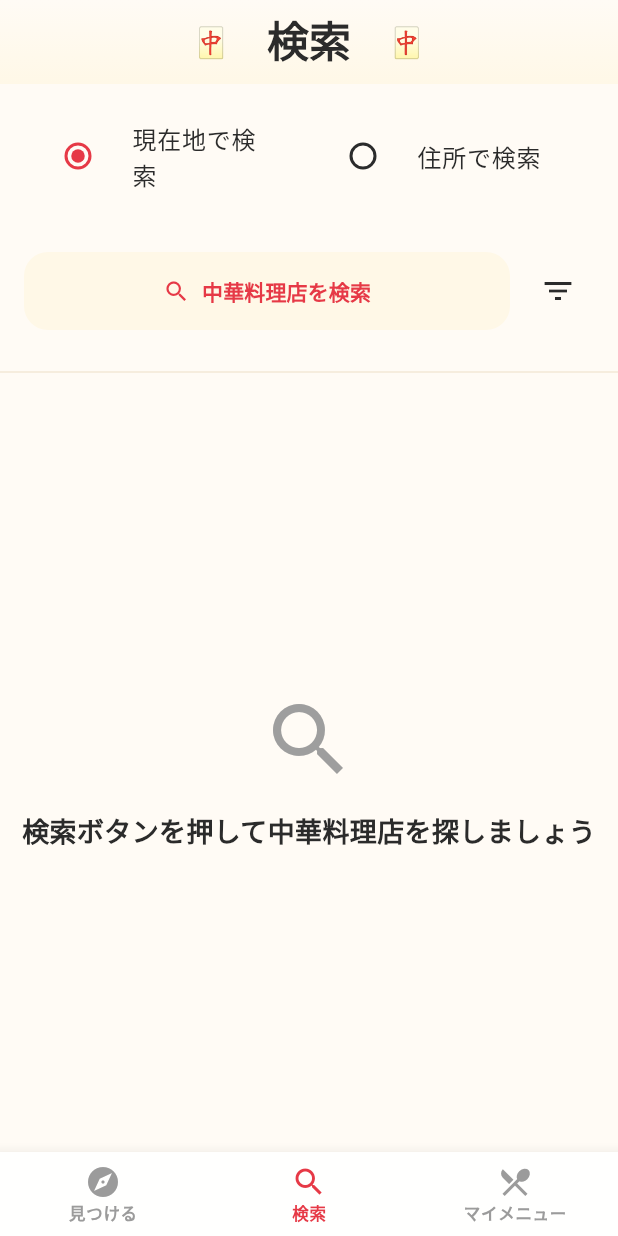
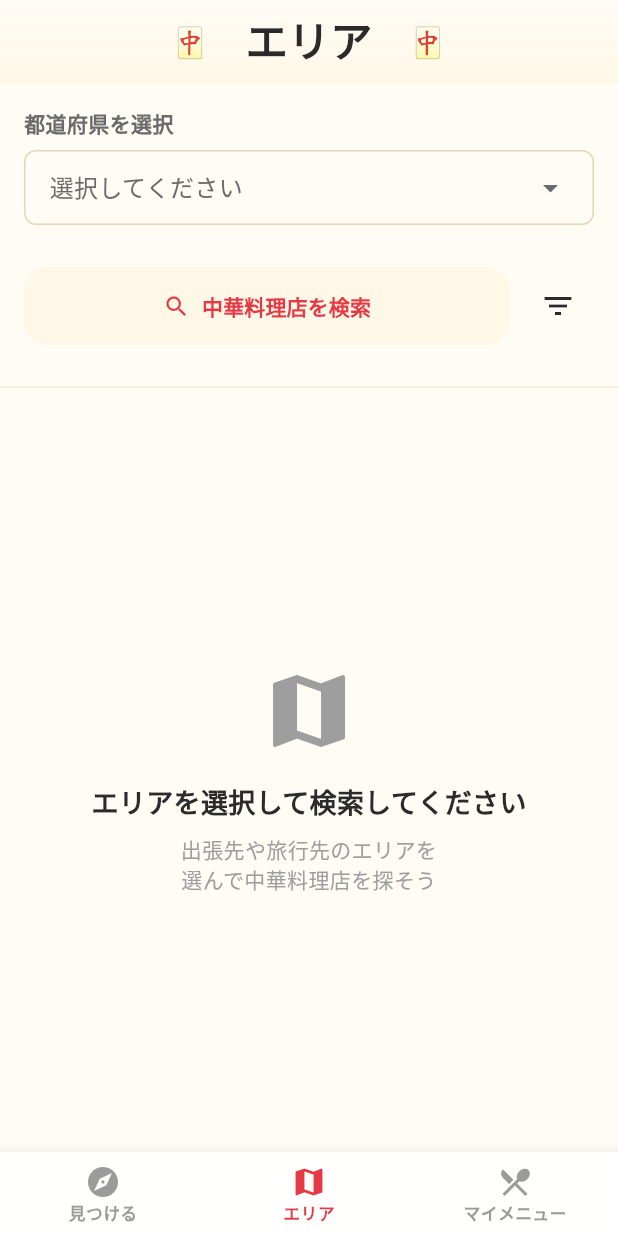
Before and after one commit to t0m0m0/chinese_food_app, a Flutter app: the screen it shows after launch, item 2 of the bottom bar chosen, on a phone screen of 412 x 824 dp. Run offline on Flutter 3.47's test engine with Material 3 defaults, Android fonts, the phone set to English and light mode, and no system bars; our stand-ins replace cached_network_image, drift, flutter_card_swiper, flutter_dotenv, flutter_secure_storage, geocoding and 7 more; missing offline and left inert: app_settings; accounts and stored records are empty; generated files the repository leaves out were written again; network calls fail; Roboto replaces fonts that are missing (Zen Maru Gothic).

Commit message:
feat: 検索タブをエリア探索機能に改善 (#217)
- 検索タブをエリア探索機能に改修
- 都道府県→市区町村の階層選択UIを追加
- 現在地検索・住所入力を削除（見つけるタブと重複のため）
- タブ名を「検索」から「エリア」に変更
- アイコンをmap iconに変更
- 関連テストを更新

🤖 Generated with [Claude Code](https://claude.com/claude-code)

Co-Authored-By: Claude <noreply@anthropic.com>

```diff
--- a/lib/presentation/pages/search/search_page.dart
+++ b/lib/presentation/pages/search/search_page.dart
@@ -1,21 +1,24 @@
 import 'package:flutter/material.dart';
 import 'package:provider/provider.dart';
-import 'package:app_settings/app_settings.dart';
 import '../../../core/constants/string_constants.dart';
 import '../../../core/config/ui_config.dart';
 import '../../../core/theme/app_theme.dart';
 import '../../../core/theme/decorative_elements.dart';
 import '../../../core/utils/error_message_helper.dart';
 import '../../../core/utils/duplicate_store_checker.dart';
+import '../../../core/constants/area_data.dart';
 import '../../../domain/entities/store.dart';
-import '../../../domain/services/location_service.dart';
+import '../../../domain/entities/area.dart';
 import '../../providers/store_provider.dart';
-import '../../providers/search_provider.dart';
+import '../../providers/area_search_provider.dart';
 import '../../widgets/cached_store_image.dart';
 import '../../widgets/api_attribution_widget.dart';
 import '../../widgets/search_filter_widget.dart';
 import '../store_detail/store_detail_page.dart';
 
+/// エリア探索ページ
+///
+/// 都道府県・市区町村の階層選択によるエリア指定検索を提供
 class SearchPage extends StatefulWidget {
   const SearchPage({super.key});
 
@@ -24,103 +27,36 @@ class SearchPage extends StatefulWidget {
 }
 
 class _SearchPageState extends State<SearchPage> {
-  final _searchController = TextEditingController();
-  late SearchProvider _searchProvider;
+  late AreaSearchProvider _areaSearchProvider;
   bool _showFilters = false;
 
   @override
   void initState() {
     super.initState();
-    // SearchProviderを初期化
     final storeProvider = Provider.of<StoreProvider>(context, listen: false);
-    final locationService =
-        Provider.of<LocationService>(context, listen: false);
-    _searchProvider = SearchProvider(
-      storeProvider: storeProvider,
-      locationService: locationService,
-    );
+    _areaSearchProvider = AreaSearchProvider(storeProvider: storeProvider);
   }
 
   @override
   void dispose() {
-    _searchController.dispose();
-    _searchProvider.dispose();
+    _areaSearchProvider.dispose();
     super.dispose();
   }
 
   Future<void> _performSearch() async {
-    if (!_searchProvider.useCurrentLocation &&
-        _searchController.text.trim().isEmpty) {
+    if (!_areaSearchProvider.canSearch) {
       ScaffoldMessenger.of(context).showSnackBar(
-        const SnackBar(content: Text('住所を入力してください')),
+        const SnackBar(content: Text('都道府県を選択してください')),
       );
       return;
     }
-
-    if (_searchProvider.useCurrentLocation) {
-      await _searchProvider.performSearchWithCurrentLocation();
-    } else {
-      await _searchProvider.performSearch(
-          address: _searchController.text.trim());
-    }
-  }
-
-  /// 位置情報エラーダイアログを表示
-  Future<void> _showLocationErrorDialog(String errorMessage) async {
-    return showDialog<void>(
-      context: context,
-      builder: (BuildContext context) {
-        return AlertDialog(
-          title: const Text('位置情報の取得に失敗しました'),
-          content: Column(
-            mainAxisSize: MainAxisSize.min,
-            crossAxisAlignment: CrossAxisAlignment.start,
-            children: [
-              const Text('位置情報の権限を確認してください'),
-              const SizedBox(height: 8),
-              Text('エラー: $errorMessage'),
-            ],
-          ),
-          actions: <Widget>[
-            TextButton(
-              child: const Text('住所で検索する'),
-              onPressed: () {
-                Navigator.of(context).pop();
-                _searchProvider.setUseCurrentLocation(false);
-              },
-            ),
-            TextButton(
-              child: const Text('設定を開く'),
-              onPressed: () async {
-                Navigator.of(context).pop();
-
-                final scaffoldMessenger = ScaffoldMessenger.of(context);
-                try {
-                  await AppSettings.openAppSettings(
-                    type: AppSettingsType.location,
-                  );
-                } catch (e) {
-                  if (mounted) {
-                    scaffoldMessenger.showSnackBar(
-                      const SnackBar(
-                        content: Text('設定画面を開けませんでした。手動で設定をご確認ください。'),
-                        backgroundColor: Colors.orange,
-                      ),
-                    );
-                  }
-                }
-              },
-            ),
-          ],
-        );
-      },
-    );
+    await _areaSearchProvider.performSearch();
   }
 
   @override
   Widget build(BuildContext context) {
-    return ChangeNotifierProvider<SearchProvider>.value(
-      value: _searchProvider,
+    return ChangeNotifierProvider<AreaSearchProvider>.value(
+      value: _areaSearchProvider,
       child: Scaffold(
         extendBodyBehindAppBar: false,
         backgroundColor: AppTheme.backgroundLight,
@@ -132,7 +68,7 @@ class _SearchPageState extends State<SearchPage> {
                   size: 50, color: AppTheme.primaryRed),
               const SizedBox(width: 12),
               Text(
-                '検索',
+                'エリア',
                 style: AppTheme.headlineMedium.copyWith(
                   color: AppTheme.textPrimary,
                 ),
@@ -152,7 +88,7 @@ class _SearchPageState extends State<SearchPage> {
         ),
         body: Column(
           children: [
-            _buildSearchForm(),
+            _buildAreaSelector(),
             if (_showFilters) _buildSearchFilter(),
             Divider(color: AppTheme.accentBeige.withValues(alpha: 0.5)),
             Expanded(child: _buildSearchResults()),
@@ -162,34 +98,13 @@ class _SearchPageState extends State<SearchPage> {
     );
   }
 
-  Widget _buildSearchFilter() {
-    return Selector<SearchProvider, ({int searchRange, int resultCount})>(
+  Widget _buildAreaSelector() {
+    return Selector<AreaSearchProvider,
+        ({Prefecture? prefecture, City? city, bool isLoading})>(
       selector: (context, provider) => (
-        searchRange: provider.searchRange,
-        resultCount: provider.resultCount,
-      ),
-      builder: (context, state, child) {
-        return SearchFilterWidget(
-          searchRange: state.searchRange,
-          resultCount: state.resultCount,
-          onRangeChanged: (range) {
-            _searchProvider.setSearchRange(range);
-          },
-          onCountChanged: (count) {
-            _searchProvider.setResultCount(count);
-          },
-        );
-      },
-    );
-  }
-
-  Widget _buildSearchForm() {
-    return Selector<SearchProvider,
-        ({bool useCurrentLocation, bool isLoading, bool isGettingLocation})>(
-      selector: (context, provider) => (
-        useCurrentLocation: provider.useCurrentLocation,
+        prefecture: provider.selectedPrefecture,
+        city: provider.selectedCity,
         isLoading: provider.isLoading,
-        isGettingLocation: provider.isGettingLocation,
       ),
       builder: (context, state, child) {
         return Padding(
@@ -197,58 +112,36 @@ class _SearchPageState extends State<SearchPage> {
           child: Column(
             crossAxisAlignment: CrossAxisAlignment.start,
             children: [
-              Row(
-                children: [
-                  Expanded(
-                    child: RadioListTile<bool>(
-                      title: const Text('現在地で検索'),
-                      value: true,
-                      groupValue: state.useCurrentLocation,
-                      onChanged: (value) {
-                        _searchProvider.setUseCurrentLocation(true);
-                      },
-                    ),
-                  ),
-                  Expanded(
-                    child: RadioListTile<bool>(
-                      title: const Text('住所で検索'),
-                      value: false,
-                      groupValue: state.useCurrentLocation,
-                      onChanged: (value) {
-                        _searchProvider.setUseCurrentLocation(false);
-                      },
-                    ),
-                  ),
-                ],
-              ),
+              // 都道府県選択
+              _buildPrefectureSelector(state.prefecture),
+              const SizedBox(height: 12),
+
+              // 市区町村選択（都道府県選択後のみ表示）
+              if (state.prefecture != null) ...[
+                _buildCitySelector(state.prefecture!, state.city),
+                const SizedBox(height: 12),
+              ],
+
+              // 選択中のエリア表示
+              if (state.prefecture != null) _buildSelectedAreaChip(state),
+
               const SizedBox(height: 16),
-              if (!state.useCurrentLocation)
-                TextField(
-                  controller: _searchController,
-                  decoration: const InputDecoration(
-                    labelText: '住所を入力',
-                    hintText: '例: 東京都新宿区',
-                    border: OutlineInputBorder(),
-                    prefixIcon: Icon(Icons.location_on),
-                  ),
-                ),
-              const SizedBox(height: 16),
+
+              // 検索ボタンとフィルター
               Row(
                 children: [
                   Expanded(
                     child: ElevatedButton.icon(
-                      onPressed: (state.isLoading || state.isGettingLocation)
-                          ? null
-                          : _performSearch,
-                      icon: (state.isLoading || state.isGettingLocation)
+                      onPressed: state.isLoading ? null : _performSearch,
+                      icon: state.isLoading
                           ? const SizedBox(
                               width: 20,
                               height: 20,
                               child: CircularProgressIndicator(strokeWidth: 2),
                             )
                           : const Icon(Icons.search),
-                      label: Text((state.isGettingLocation || state.isLoading)
-                          ? (state.isGettingLocation ? '現在地取得中...' : '検索中...')
+                      label: Text(state.isLoading
+                          ? '検索中...'
                           : StringConstants.searchButtonLabel),
                     ),
                   ),
@@ -275,37 +168,265 @@ class _SearchPageState extends State<SearchPage> {
     );
   }
 
+  Widget _buildPrefectureSelector(Prefecture? selectedPrefecture) {
+    return Column(
+      crossAxisAlignment: CrossAxisAlignment.start,
+      children: [
+        const Text(
+          '都道府県を選択',
+          style: TextStyle(
+            fontSize: 14,
+            fontWeight: FontWeight.bold,
+            color: AppTheme.textSecondary,
+          ),
+        ),
+        const SizedBox(height: 8),
+        InkWell(
+          onTap: () => _showPrefectureDialog(),
+          child: Container(
+            padding: const EdgeInsets.symmetric(horizontal: 16, vertical: 12),
+            decoration: BoxDecoration(
+              border: Border.all(color: AppTheme.accentBeige),
+              borderRadius: BorderRadius.circular(8),
+            ),
+            child: Row(
+              mainAxisAlignment: MainAxisAlignment.spaceBetween,
+              children: [
+                Text(
+                  selectedPrefecture?.name ?? '選択してください',
+                  style: TextStyle(
+                    fontSize: 16,
+                    color: selectedPrefecture != null
+                        ? AppTheme.textPrimary
+                        : AppTheme.textSecondary,
+                  ),
+                ),
+                const Icon(Icons.arrow_drop_down,
+                    color: AppTheme.textSecondary),
+              ],
+            ),
+          ),
+        ),
+      ],
+    );
+  }
+
+  Widget _buildCitySelector(Prefecture prefecture, City? selectedCity) {
+    final cities = AreaData.getCitiesForPrefecture(prefecture.code);
+
+    if (cities.isEmpty) {
+      return const SizedBox.shrink();
+    }
+
+    return Column(
+      crossAxisAlignment: CrossAxisAlignment.start,
+      children: [
+        const Text(
+          '市区町村を選択（任意）',
+          style: TextStyle(
+            fontSize: 14,
+            fontWeight: FontWeight.bold,
+            color: AppTheme.textSecondary,
+          ),
+        ),
+        const SizedBox(height: 8),
+        InkWell(
+          onTap: () => _showCityDialog(prefecture),
+          child: Container(
+            padding: const EdgeInsets.symmetric(horizontal: 16, vertical: 12),
+            decoration: BoxDecoration(
+              border: Border.all(color: AppTheme.accentBeige),
+              borderRadius: BorderRadius.circular(8),
+            ),
+            child: Row(
+              mainAxisAlignment: MainAxisAlignment.spaceBetween,
+              children: [
+                Text(
+                  selectedCity?.name ?? '全域',
+                  style: TextStyle(
+                    fontSize: 16,
+                    color: selectedCity != null
+                        ? AppTheme.textPrimary
+                        : AppTheme.textSecondary,
+                  ),
+                ),
+                Row(
+                  children: [
+                    if (selectedCity != null)
+                      IconButton(
+                        icon: const Icon(Icons.clear, size: 20),
+                        onPressed: () => _areaSearchProvider.clearCity(),
+                        padding: EdgeInsets.zero,
+                        constraints: const BoxConstraints(),
+                      ),
+                    const SizedBox(width: 8),
+                    const Icon(Icons.arrow_drop_down,
+                        color: AppTheme.textSecondary),
+                  ],
+                ),
+              ],
+            ),
+          ),
+        ),
+      ],
+    );
+  }
+
+  Widget _buildSelectedAreaChip(
+      ({Prefecture? prefecture, City? city, bool isLoading}) state) {
+    final selection = _areaSearchProvider.currentSelection;
+    if (selection == null) return const SizedBox.shrink();
+
+    return Container(
+      padding: const EdgeInsets.symmetric(horizontal: 12, vertical: 8),
+      decoration: BoxDecoration(
+        color: AppTheme.primaryRed.withValues(alpha: 0.1),
+        borderRadius: BorderRadius.circular(20),
+        border: Border.all(color: AppTheme.primaryRed.withValues(alpha: 0.3)),
+      ),
+      child: Row(
+        mainAxisSize: MainAxisSize.min,
+        children: [
+          const Icon(Icons.location_on, size: 18, color: AppTheme.primaryRed),
+          const SizedBox(width: 4),
+          Text(
+            '${selection.displayName}の中華料理店',
+            style: const TextStyle(
+              color: AppTheme.primaryRed,
+              fontWeight: FontWeight.w500,
+            ),
+          ),
+        ],
+      ),
+    );
+  }
+
+  void _showPrefectureDialog() {
+    showDialog(
+      context: context,
+      builder: (context) => AlertDialog(
+        title: const Text('都道府県を選択'),
+        content: SizedBox(
+          width: double.maxFinite,
+          height: 400,
+          child: ListView.builder(
+            itemCount: AreaData.prefecturesByRegion.length,
+            itemBuilder: (context, index) {
+              final region = AreaData.prefecturesByRegion.keys.elementAt(index);
+              final prefectures = AreaData.prefecturesByRegion[region]!;
+
+              return ExpansionTile(
+                title: Text(
+                  region,
+                  style: const TextStyle(fontWeight: FontWeight.bold),
+                ),
+                initiallyExpanded: region == '関東', // 関東をデフォルトで開く
+                children: prefectures.map((prefecture) {
+                  return ListTile(
+                    title: Text(prefecture.name),
+                    dense: true,
+                    onTap: () {
+                      _areaSearchProvider.selectPrefecture(prefecture);
+                      Navigator.pop(context);
+                    },
+                  );
+                }).toList(),
+              );
+            },
+          ),
+        ),
+        actions: [
+          TextButton(
+            onPressed: () => Navigator.pop(context),
+            child: const Text('キャンセル'),
+          ),
+        ],
+      ),
+    );
+  }
+
+  void _showCityDialog(Prefecture prefecture) {
+    final cities = AreaData.getCitiesForPrefecture(prefecture.code);
+
+    showDialog(
+      context: context,
+      builder: (context) => AlertDialog(
+        title: Text('${prefecture.name}の市区町村'),
+        content: SizedBox(
+          width: double.maxFinite,
+          height: 300,
+          child: ListView(
+            children: [
+              ListTile(
+                title: const Text('全域'),
+                leading: const Icon(Icons.public),
+                dense: true,
+                onTap: () {
+                  _areaSearchProvider.clearCity();
+                  Navigator.pop(context);
+                },
+              ),
+              const Divider(),
+              ...cities.map((city) => ListTile(
+                    title: Text(city.name),
+                    dense: true,
+                    onTap: () {
+                      _areaSearchProvider.selectCity(city);
+                      Navigator.pop(context);
+                    },
+                  )),
+            ],
+          ),
+        ),
+        actions: [
+          TextButton(
+            onPressed: () => Navigator.pop(context),
+            child: const Text('キャンセル'),
+          ),
+        ],
+      ),
+    );
+  }
+
+  Widget _buildSearchFilter() {
+    return Selector<AreaSearchProvider, ({int searchRange, int resultCount})>(
+      selector: (context, provider) => (
+        searchRange: provider.searchRange,
+        resultCount: provider.resultCount,
+      ),
+      builder: (context, state, child) {
+        return SearchFilterWidget(
+          searchRange: state.searchRange,
+          resultCount: state.resultCount,
+          onRangeChanged: (range) {
+            _areaSearchProvider.setSearchRange(range);
+          },
+          onCountChanged: (count) {
+            _areaSearchProvider.setResultCount(count);
+          },
+        );
+      },
+    );
+  }
+
   Widget _buildSearchResults() {
     return Selector<
-        SearchProvider,
+        AreaSearchProvider,
         ({
-          bool isGettingLocation,
           bool isLoading,
           String? errorMessage,
           List<Store> searchResults,
-          bool hasSearched
+          bool hasSearched,
+          AreaSelection? selection
         })>(
       selector: (context, provider) => (
-        isGettingLocation: provider.isGettingLocation,
         isLoading: provider.isLoading,
         errorMessage: provider.errorMessage,
         searchResults: provider.searchResults,
         hasSearched: provider.hasSearched,
+        selection: provider.currentSelection,
       ),
       builder: (context, state, child) {
-        if (state.isGettingLocation) {
-          return const Center(
-            child: Column(
-              mainAxisAlignment: MainAxisAlignment.center,
-              children: [
-                CircularProgressIndicator(),
-                SizedBox(height: 16),
-                Text('現在地取得中...'),
-              ],
-            ),
-          );
-        }
-
         if (state.isLoading) {
           return const Center(
             child: Column(
@@ -320,13 +441,6 @@ class _SearchPageState extends State<SearchPage> {
         }
 
         if (state.errorMessage != null) {
-          // 位置情報エラーの場合はダイアログを表示
-          if (state.errorMessage!.contains('位置情報')) {
-            WidgetsBinding.instance.addPostFrameCallback((_) {
-              _showLocationErrorDialog(state.errorMessage!);
-            });
-          }
-
           return Center(
             child: Column(
               mainAxisAlignment: MainAxisAlignment.center,
@@ -354,19 +468,30 @@ class _SearchPageState extends State<SearchPage> {
             child: Column(
               mainAxisAlignment: MainAxisAlignment.center,
               children: [
-                const Icon(Icons.search, size: 64, color: Colors.grey),
+                Icon(
+                  state.hasSearched ? Icons.search_off : Icons.map,
+                  size: 64,
+                  color: Colors.grey,
+                ),
                 const SizedBox(height: 16),
                 Text(
-                  state.hasSearched
-                      ? '検索結果が見つかりません'
-                      : StringConstants.noResultsMessage,
+                  state.hasSearched ? '検索結果が見つかりません' : 'エリアを選択して検索してください',
                   style: const TextStyle(
-                      fontSize: 18, fontWeight: FontWeight.bold),
+                    fontSize: 18,
+                    fontWeight: FontWeight.bold,
+                  ),
                 ),
                 if (state.hasSearched) ...[
                   const SizedBox(height: 8),
                   const Text(
-                    '別の住所で検索するか、\n検索範囲を広げてみてください',
+                    '別のエリアで検索するか、\n検索範囲を広げてみてください',
+                    textAlign: TextAlign.center,
+                    style: TextStyle(color: Colors.grey),
+                  ),
+                ] else ...[
+                  const SizedBox(height: 8),
+                  const Text(
+                    '出張先や旅行先のエリアを\n選んで中華料理店を探そう',
                     textAlign: TextAlign.center,
                     style: TextStyle(color: Colors.grey),
                   ),
@@ -378,6 +503,33 @@ class _SearchPageState extends State<SearchPage> {
 
         return Column(
           children: [
+            // エリア名を表示
+            if (state.selection != null)
+              Padding(
+                padding:
+                    const EdgeInsets.symmetric(horizontal: 16, vertical: 8),
+                child: Row(
+                  children: [
+                    const Icon(Icons.restaurant, size: 20, color: Colors.grey),
+                    const SizedBox(width: 8),
+                    Text(
+                      '${state.selection!.displayName}の中華料理店',
+                      style: const TextStyle(
+                        fontSize: 14,
+                        color: Colors.grey,
+                      ),
+                    ),
+                    const Spacer(),
+                    Text(
+                      '${state.searchResults.length}件',
+                      style: const TextStyle(
+                        fontSize: 14,
+                        color: Colors.grey,
+                      ),
+                    ),
+                  ],
+                ),
+              ),
             Expanded(
               child: ListView.builder(
                 itemCount: state.searchResults.length,
@@ -464,11 +616,9 @@ class _SearchPageState extends State<SearchPage> {
     );
   }
 
-  /// 検索結果の店舗を「行きたい」リストに追加
   Future<void> _addToWantToGo(Store store) async {
     final storeProvider = Provider.of<StoreProvider>(context, listen: false);
 
-    // Issue #96: 統一化されたDuplicateStoreCheckerを使用
     final existingStore = storeProvider.stores
         .where((s) => DuplicateStoreChecker.isDuplicate(s, store))
         .firstOrNull;
@@ -488,11 +638,8 @@ class _SearchPageState extends State<SearchPage> {
     }
 
     try {
-      // 検索結果の店舗をステータス付きで追加
       final storeWithStatus = store.copyWith(status: StoreStatus.wantToGo);
       await storeProvider.addStore(storeWithStatus);
-
-      // 店舗追加成功 - ボタンの状態変化で十分なためスナックバー削除
     } catch (e) {
       if (mounted) {
         ScaffoldMessenger.of(context).showSnackBar(
--- a/lib/presentation/pages/shell/shell_page.dart
+++ b/lib/presentation/pages/shell/shell_page.dart
@@ -23,8 +23,8 @@ class ShellPage extends StatelessWidget {
             label: '見つける',
           ),
           BottomNavigationBarItem(
-            icon: Icon(Icons.search),
-            label: '検索',
+            icon: Icon(Icons.map),
+            label: 'エリア',
           ),
           BottomNavigationBarItem(
             icon: Icon(Icons.restaurant_menu),
```
Also changed, not shown: 5 other files.
